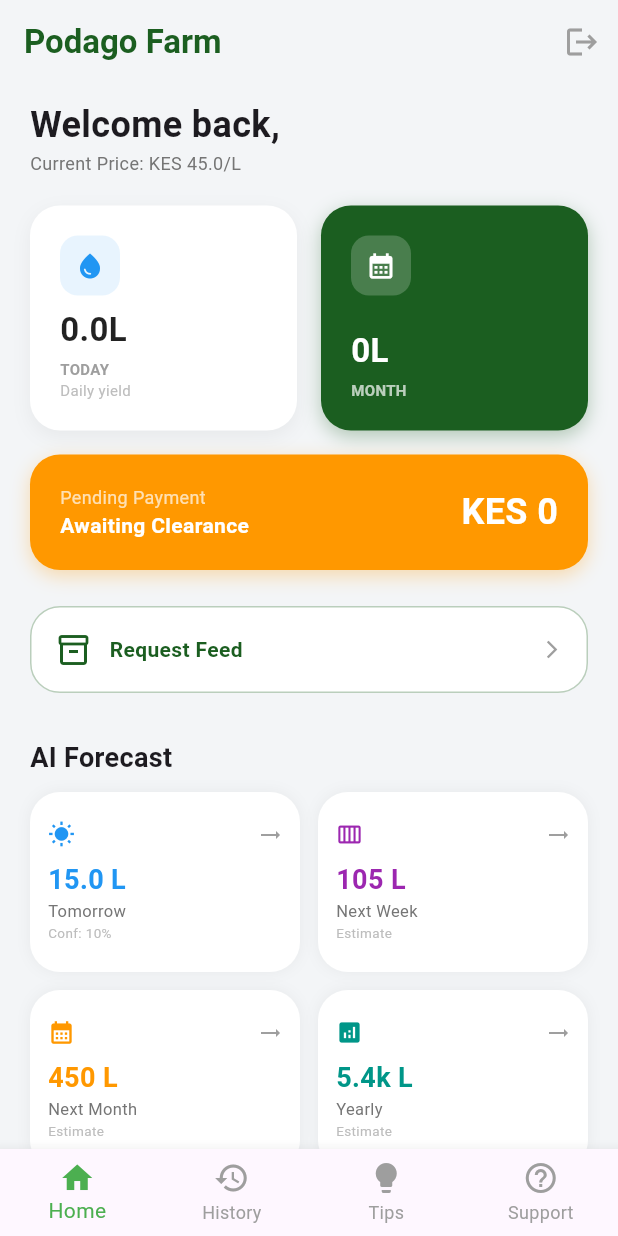
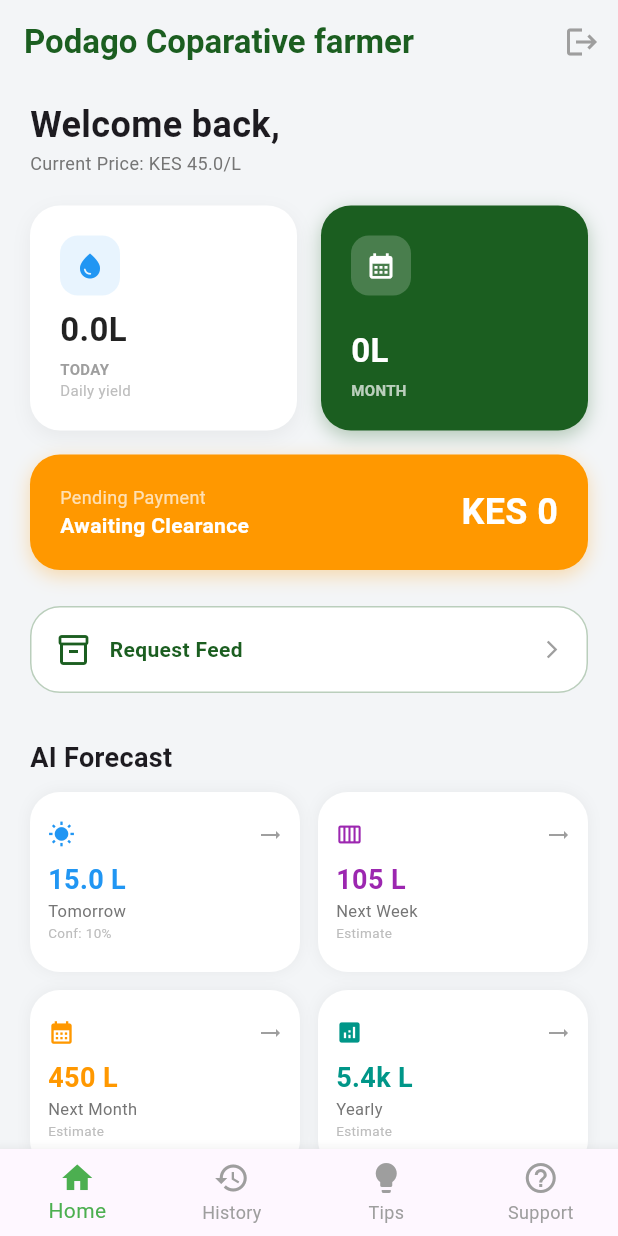
Before and after one commit to trippiieeM/podago, a Flutter app: the FarmerDashboard screen opened directly with empty values, on a phone screen of 412 x 824 dp. Run offline on Flutter 3.47's test engine with Material 3 defaults, Android fonts, the light colour scheme and no system bars; our stand-ins replace cloud_firestore, connectivity_plus, firebase_auth, firebase_core, fl_chart, shared_preferences; accounts and stored records are empty.

Commit message:
clean ui

```diff
--- a/lib/screens/farmer/dashboard_farmer.dart
+++ b/lib/screens/farmer/dashboard_farmer.dart
@@ -315,7 +315,7 @@ class _FarmerDashboardState extends State<FarmerDashboard> {
       appBar: AppBar(
         backgroundColor: Colors.transparent,
         elevation: 0,
-        title: Text("Podago Farm", style: TextStyle(color: Colors.green[900], fontWeight: FontWeight.bold)),
+        title: Text("Podago Coparative farmer", style: TextStyle(color: Colors.green[900], fontWeight: FontWeight.bold)),
         actions: [
           IconButton(icon: const Icon(Icons.logout, color: Colors.grey), onPressed: _logout),
         ],
```
Also changed, not shown: lib/screens/collector/dashboard_collector.dart (+0 -8 lines), lib/screens/collector/history_collector.dart (+0 -9 lines), lib/screens/collector/register_farmer_screen.dart (+0 -8 lines), lib/screens/collector/support_collector.dart (+0 -8 lines), lib/screens/collector/tips_collector.dart (+0 -8 lines), lib/screens/farmer/feed_request_screen.dart (+0 -8 lines), lib/screens/farmer/history_farmer.dart (+0 -9 lines), lib/screens/farmer/support_farmer.dart (+0 -7 lines), lib/screens/farmer/tips_farmer.dart (+0 -7 lines).
